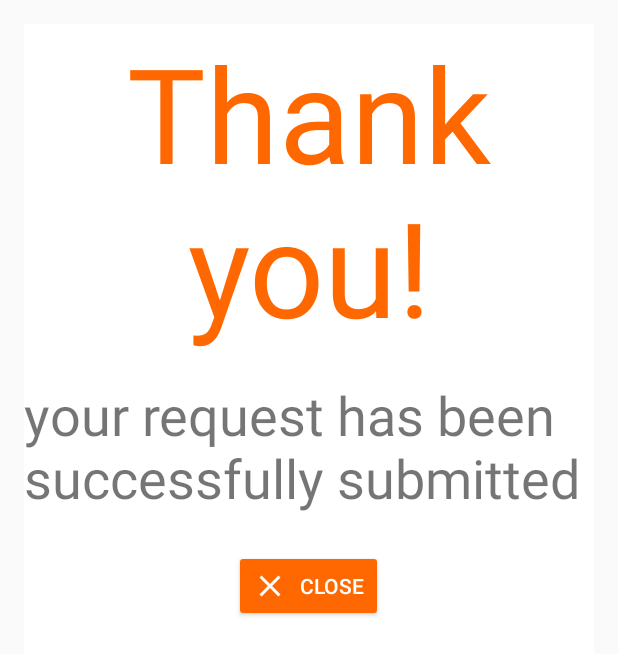
After one commit to Dummyurl/Kaizen, an Android app: the layout dialog_thanks.xml on its own in the app's theme, with its tools: preview values and no code run, on a phone screen of 412 x 824 dp. The commit adds this screen. Shown: the top 654 px of the screen. Run offline under Robolectric (Android 15) with nearby library versions, the phone set to English and light mode, and no system bars.

Commit message:
changes by client

```diff
--- a/app/src/main/java/com/kaizen/fragments/CategoryFragment.java
+++ b/app/src/main/java/com/kaizen/fragments/CategoryFragment.java
@@ -18,6 +18,7 @@ import com.bumptech.glide.Glide;
 import com.bumptech.glide.load.engine.DiskCacheStrategy;
 import com.bumptech.glide.request.RequestOptions;
 import com.google.gson.Gson;
+import com.kaizen.MainActivity;
 import com.kaizen.R;
 import com.kaizen.adapters.ChildCategoryPager;
 import com.kaizen.adapters.SubcategoryAdapter;
@@ -169,10 +170,12 @@ public class CategoryFragment extends Fragment implements ISetOnChildClickListen
         iv_category.setOnClickListener(new View.OnClickListener() {
             @Override
             public void onClick(View v) {
-
+                MainActivity mainActivity = (MainActivity) getActivity();
+                if (mainActivity != null && !mainActivity.isFinishing()) {
+                    mainActivity.openChildMenu(category.getMainCatId(), category.getSubCatId(), category.getCatId());
+                }
             }
         });
-
     }
 
     @Override
--- a/app/src/main/java/com/kaizen/fragments/ChildCategoryFragment.java
+++ b/app/src/main/java/com/kaizen/fragments/ChildCategoryFragment.java
@@ -1,6 +1,7 @@
 package com.kaizen.fragments;
 
 import android.app.AlertDialog;
+import android.app.Dialog;
 import android.content.DialogInterface;
 import android.content.Intent;
 import android.os.Bundle;
@@ -12,6 +13,7 @@ import android.text.Html;
 import android.view.LayoutInflater;
 import android.view.View;
 import android.view.ViewGroup;
+import android.view.Window;
 import android.widget.EditText;
 import android.widget.ImageView;
 import android.widget.RelativeLayout;
@@ -149,7 +151,18 @@ public class ChildCategoryFragment extends Fragment {
                                         RequestResponse requestResponse = response.body();
 
                                         if (requestResponse.isResponce()) {
-                                            ToastUtil.showSuccess(getActivity(), requestResponse.getMessage());
+                                            View thanksView = getLayoutInflater().inflate(R.layout.dialog_thanks, null);
+                                            final Dialog thanksDialog = new Dialog(getContext());
+                                            thanksDialog.requestWindowFeature(Window.FEATURE_NO_TITLE);
+                                            thanksDialog.setContentView(thanksView);
+                                            thanksView.findViewById(R.id.btn_close).setOnClickListener(new View.OnClickListener() {
+                                                @Override
+                                                public void onClick(View v) {
+                                                    thanksDialog.dismiss();
+                                                }
+                                            });
+
+                                            thanksDialog.show();
                                             dialog.dismiss();
                                         } else {
                                             ToastUtil.showError(getActivity(), requestResponse.getError());
--- a/app/src/main/java/com/kaizen/fragments/HomeFragment.java
+++ b/app/src/main/java/com/kaizen/fragments/HomeFragment.java
@@ -35,6 +35,7 @@ import com.google.android.gms.location.LocationSettingsRequest;
 import com.google.android.gms.location.LocationSettingsResult;
 import com.google.android.gms.location.LocationSettingsStatusCodes;
 import com.google.gson.Gson;
+import com.kaizen.MainActivity;
 import com.kaizen.R;
 import com.kaizen.adapters.ChildCategoryPager;
 import com.kaizen.listeners.DateTimeSetListener;
@@ -178,6 +179,16 @@ public class HomeFragment extends Fragment implements YahooWeatherInfoListener,
             ToastUtil.showError(getActivity(), "Gps not enabled");
             enableLoc();
         }
+
+        iv_category.setOnClickListener(new View.OnClickListener() {
+            @Override
+            public void onClick(View v) {
+                MainActivity mainActivity = (MainActivity) getActivity();
+                if (mainActivity != null && !mainActivity.isFinishing()) {
+                    mainActivity.openChildMenu(category.getMainCatId(), category.getSubCatId(), category.getCatId());
+                }
+            }
+        });
 
         service = RetrofitInstance.createService(RetrofitService.class);
         service.getBanners(category.getId()).enqueue(new Callback<BannerResponse>() {
--- /dev/null
+++ b/app/src/main/res/drawable/ic_close.xml
@@ -0,0 +1,7 @@
+<vector xmlns:android="http://schemas.android.com/apk/res/android"
+    android:height="24dp"
+    android:width="24dp"
+    android:viewportWidth="24"
+    android:viewportHeight="24">
+    <path android:fillColor="#fff" android:pathData="M19,6.41L17.59,5L12,10.59L6.41,5L5,6.41L10.59,12L5,17.59L6.41,19L12,13.41L17.59,19L19,17.59L13.41,12L19,6.41Z" />
+</vector>
--- /dev/null
+++ b/app/src/main/res/layout/dialog_thanks.xml
@@ -0,0 +1,43 @@
+<?xml version="1.0" encoding="utf-8"?>
+<RelativeLayout xmlns:android="http://schemas.android.com/apk/res/android"
+    android:layout_width="match_parent"
+    android:layout_height="match_parent"
+    android:layout_margin="@dimen/margin16dp"
+    android:background="@android:color/white"
+    android:orientation="vertical">
+
+
+    <TextView
+        android:id="@+id/tv_thanks"
+        android:layout_width="match_parent"
+        android:layout_height="wrap_content"
+        android:layout_centerHorizontal="true"
+        android:gravity="center_horizontal"
+        android:text="@string/thank_you"
+        android:textColor="@color/colorAccent"
+        android:textSize="88sp" />
+
+    <TextView
+        android:id="@+id/tv_description"
+        android:layout_width="wrap_content"
+        android:layout_height="wrap_content"
+        android:layout_below="@+id/tv_thanks"
+        android:layout_centerHorizontal="true"
+        android:layout_marginTop="@dimen/margin16dp"
+        android:text="@string/your_request_has_been_successfully_submitted"
+        android:textSize="36sp" />
+
+    <android.support.v7.widget.AppCompatButton
+        android:id="@+id/btn_close"
+        android:layout_width="wrap_content"
+        android:layout_height="wrap_content"
+        android:layout_below="@+id/tv_description"
+        android:layout_centerHorizontal="true"
+        android:layout_margin="@dimen/margin24dp"
+        android:drawableLeft="@drawable/ic_close"
+        android:drawablePadding="@dimen/margin8dp"
+        android:drawableStart="@drawable/ic_close"
+        android:text="@string/close"
+        android:theme="@style/ButtonThemeAccent" />
+
+</RelativeLayout>
--- a/app/src/main/res/values/strings.xml
+++ b/app/src/main/res/values/strings.xml
@@ -28,6 +28,9 @@
     <string name="select_time">Select Time</string>
     <string name="select_date">Select Date</string>
     <string name="send_request">Send Request</string>
+    <string name="thank_you">Thank you!</string>
+    <string name="your_request_has_been_successfully_submitted">your request has been successfully submitted</string>
+    <string name="close">Close</string>
 
     <string-array name="collect_tray">
         <item>Immidiate</item>
```
